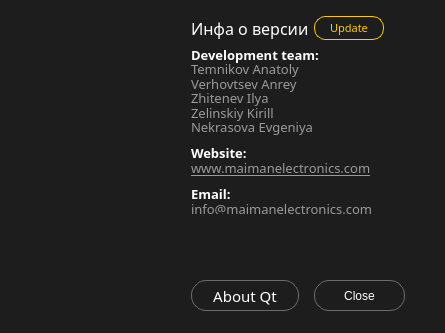
Qt form multibench/widgets/aboutdialog.ui (IlyaZh/Maiman-MCBS) before a commit.
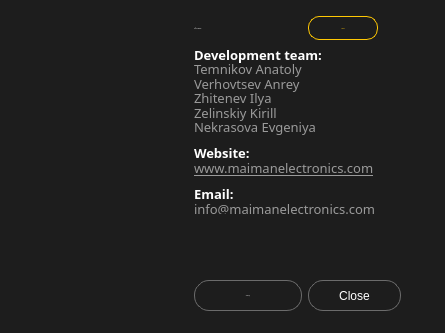
The same form after that commit. Icons and pictures are not drawn.

Diff of the .ui file:
```diff
--- a/multibench/widgets/aboutdialog.ui
+++ b/multibench/widgets/aboutdialog.ui
@@ -100,9 +100,15 @@
      <property name="font">
       <font>
        <family>Poppins</family>
-       <pointsize>12</pointsize>
+       <pointsize>-1</pointsize>
+       <weight>50</weight>
+       <italic>false</italic>
+       <bold>false</bold>
       </font>
      </property>
+     <property name="styleSheet">
+      <string notr="true">font: 16px &quot;Poppins&quot;;</string>
+     </property>
      <property name="text">
       <string>Инфа о версии</string>
      </property>
@@ -119,7 +125,7 @@
      <property name="font">
       <font>
        <family>Poppins</family>
-       <pointsize>10</pointsize>
+       <pointsize>-1</pointsize>
        <weight>50</weight>
        <italic>false</italic>
        <bold>false</bold>
@@ -130,7 +136,7 @@
 font: 10pt &quot;Poppins&quot;;</string>
      </property>
      <property name="text">
-      <string>&lt;html&gt;&lt;body style=&quot; font-family:'Poppins'; font-size:10pt; font-weight:400; font-style:normal;&quot;&gt;
+      <string>&lt;html&gt;&lt;body style=&quot; font-family:'Poppins'; font-size:13px; font-weight:400; font-style:normal;&quot;&gt;
 &lt;p align=&quot;justify&quot; style=&quot; margin-top:12px; margin-bottom:12px; margin-left:0px; margin-right:0px; -qt-block-indent:0; text-indent:0px; line-height: 0.8; letter-spacing: 0.05em;&quot;&gt;&lt;span style=&quot; font-weight:600; color:#ffffff;&quot;&gt;Development team:&lt;/span&gt;&lt;span style=&quot; font-weight:600;&quot;&gt;&lt;br /&gt;&lt;/span&gt;Temnikov Anatoly&lt;br /&gt;Verhovtsev Anrey&lt;br /&gt;Zhitenev Ilya&lt;br /&gt;Zelinskiy Kirill &lt;br /&gt;Nekrasova Evgeniya&lt;/p&gt;
 &lt;p align=&quot;justify&quot; style=&quot; margin-top:12px; margin-bottom:12px; margin-left:0px; margin-right:0px; -qt-block-indent:0; text-indent:0px; line-height: 0.8; letter-spacing: 0.05em&quot;&gt;&lt;span style=&quot; font-weight:600; color:#ffffff;&quot;&gt;Website:&lt;/span&gt;&lt;span style=&quot; font-weight:600;&quot;&gt;&lt;br /&gt;&lt;/span&gt;&lt;a href=&quot;https://www.maimanelectronics.com/&quot;&gt;&lt;span style=&quot; text-decoration: underline; color:#9a9a9a;&quot;&gt;www.maimanelectronics.com&lt;/span&gt;&lt;/a&gt;&lt;/p&gt;
 &lt;p align=&quot;justify&quot; style=&quot; margin-top:12px; margin-bottom:12px; margin-left:0px; margin-right:0px; -qt-block-indent:0; text-indent:0px; line-height: 0.8; letter-spacing: 0.05em&quot;&gt;&lt;span style=&quot; font-weight:600; color:#ffffff;&quot;&gt;Email:&lt;/span&gt;&lt;span style=&quot; font-weight:600;&quot;&gt;&lt;br /&gt;&lt;/span&gt;&lt;a href=&quot;mailto:info@maimanelectronics.com&quot;&gt;&lt;span style=&quot; text-decoration: underline; color:#9a9a9a;&quot;&gt;info@maimanelectronics.com&lt;/span&gt;&lt;/a&gt;&lt;/p&gt;&lt;/body&gt;&lt;/html&gt;</string>
@@ -151,7 +157,10 @@
      <property name="font">
       <font>
        <family>Poppins</family>
-       <pointsize>8</pointsize>
+       <pointsize>-1</pointsize>
+       <weight>50</weight>
+       <italic>false</italic>
+       <bold>false</bold>
       </font>
      </property>
      <property name="styleSheet">
@@ -261,7 +270,10 @@
      <property name="font">
       <font>
        <family>Poppins</family>
-       <pointsize>11</pointsize>
+       <pointsize>-1</pointsize>
+       <weight>50</weight>
+       <italic>false</italic>
+       <bold>false</bold>
       </font>
      </property>
      <property name="styleSheet">
```
Left out of the diff: 6 changed lines with no effect on the pictures.
